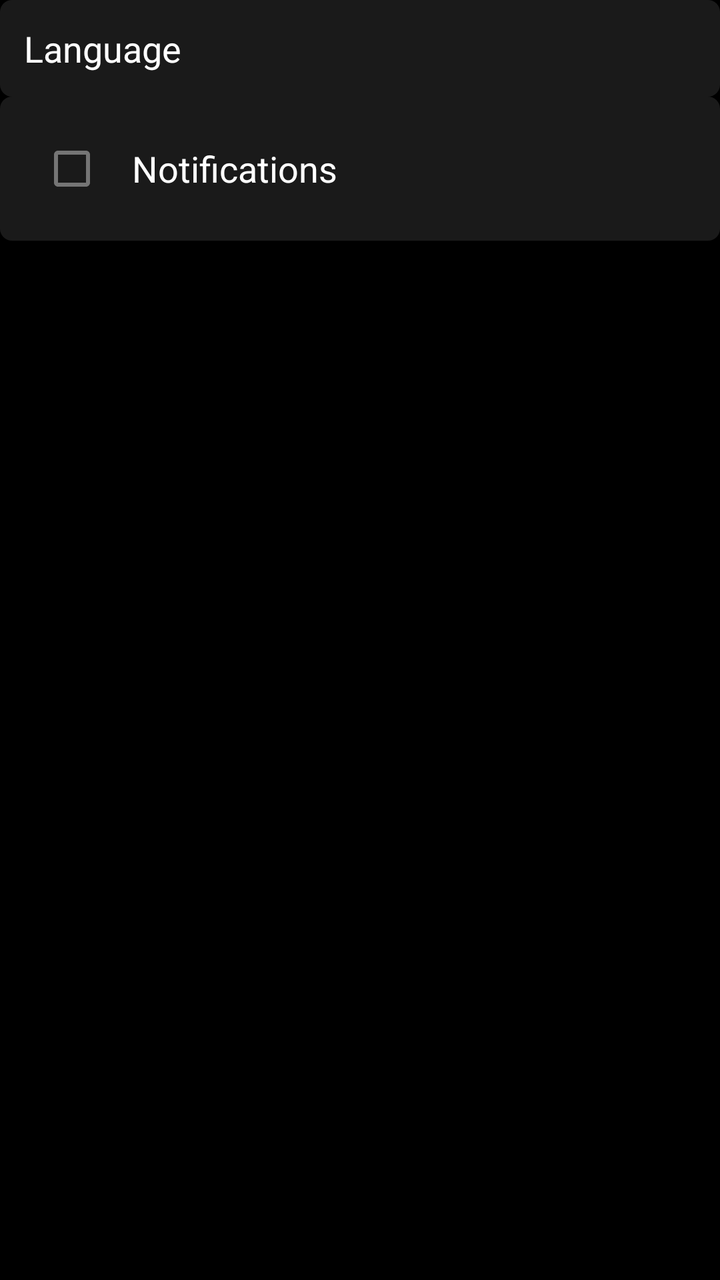
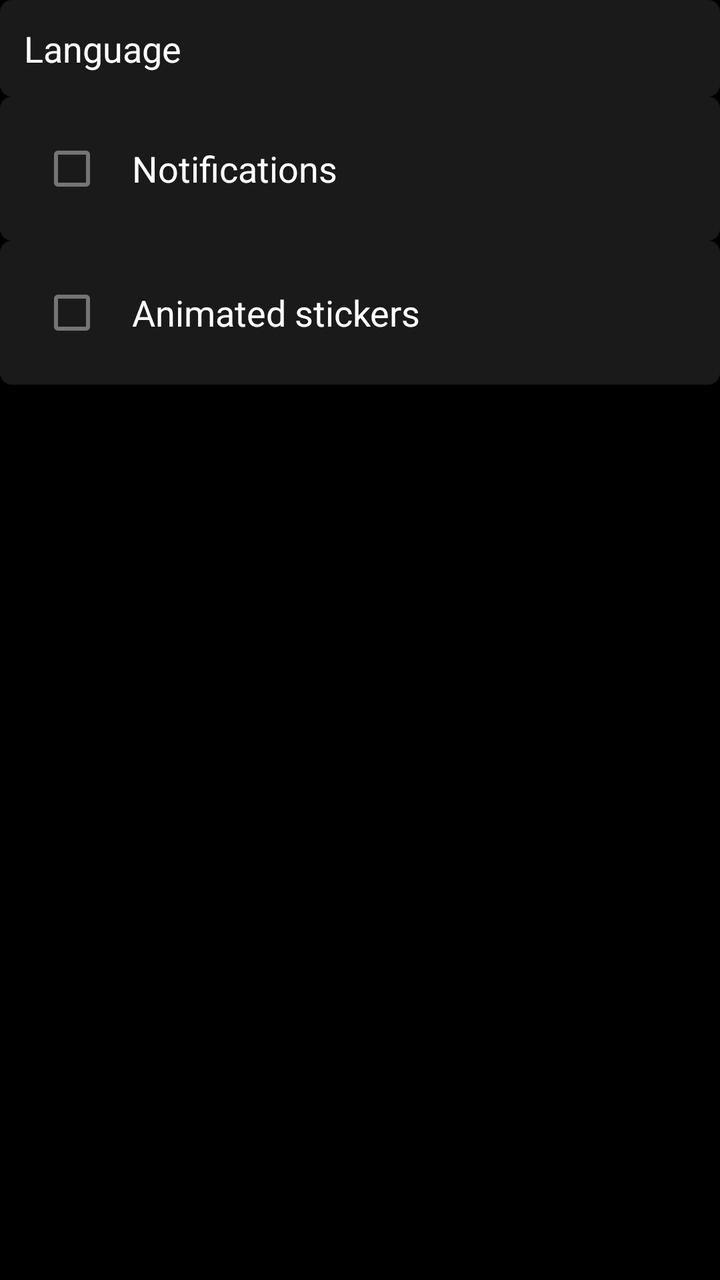

Two renders of the same Android screen: before a commit and after it. Below are the layout's source before the change and the commit's diff.
<!-- AndroidManifest.xml: fallback theme Theme.MaterialComponents.DayNight.NoActionBar -->
<!-- res/layout/ec_settings.xml -->
<?xml version="1.0" encoding="utf-8"?>
<LinearLayout xmlns:android="http://schemas.android.com/apk/res/android"
    android:orientation="vertical"
    android:layout_width="fill_parent"
    android:layout_height="fill_parent"
    android:background="@color/ec_window_bg">

    <LinearLayout android:id="@+id/ec_set_language"
        android:orientation="horizontal"
        android:layout_width="fill_parent"
        android:layout_height="wrap_content"
        android:padding="12.0dip"
        android:background="@drawable/ec_setting_bg"
        android:gravity="center_vertical"
        android:clickable="true"
        android:focusable="true">

        <TextView
            android:layout_width="0.0dip"
            android:layout_height="wrap_content"
            android:layout_weight="1.0"
            android:text="@string/ec_settings_language"
            android:textColor="@color/ec_text_primary"
            android:textAppearance="?android:textAppearanceMedium" />

        <TextView android:id="@+id/ec_set_language_value"
            android:layout_width="wrap_content"
            android:layout_height="wrap_content"
            android:textColor="@color/ec_text_secondary"
            android:textAppearance="?android:textAppearanceSmall" />
    </LinearLayout>

    <LinearLayout android:id="@+id/ec_set_notifications_row"
        android:orientation="horizontal"
        android:layout_width="fill_parent"
        android:layout_height="wrap_content"
        android:padding="12.0dip"
        android:background="@drawable/ec_setting_bg"
        android:gravity="center_vertical"
        android:clickable="true"
        android:focusable="true">

        <CheckBox android:id="@+id/ec_set_notifications"
            android:layout_width="wrap_content"
            android:layout_height="wrap_content"
            android:focusable="false"
            android:clickable="false" />

        <TextView
            android:layout_width="0.0dip"
            android:layout_height="wrap_content"
            android:layout_weight="1.0"
            android:paddingLeft="6.0dip"
            android:text="@string/ec_settings_notifications"
            android:textColor="@color/ec_text_primary"
            android:textAppearance="?android:textAppearanceMedium" />
    </LinearLayout>
</LinearLayout>
<!-- resources referenced by this layout -->
<resources>
  <color name="ec_text_primary">#ff000000</color>
  <color name="ec_text_secondary">#ff808080</color>
  <color name="ec_window_bg">#ffffffff</color>
  <!-- drawable ec_setting_bg (drawable) -->
  <?xml version="1.0" encoding="utf-8"?>
  <selector xmlns:android="http://schemas.android.com/apk/res/android">
      <item android:state_focused="true" android:drawable="@drawable/ec_row_focus" />
      <item android:state_pressed="true" android:drawable="@drawable/ec_row_focus" />
      <item android:drawable="@drawable/ec_item_bg" />
  </selector>
  <string name="ec_settings_language">Language</string>
  <string name="ec_settings_notifications">Notifications</string>
  <!-- drawable ec_row_focus (drawable) -->
  <?xml version="1.0" encoding="utf-8"?>
  <shape xmlns:android="http://schemas.android.com/apk/res/android"
      android:shape="rectangle">
      <solid android:color="@color/ec_focus" />
      <stroke android:width="2.0dip" android:color="#ffff9800" />
  </shape>
  <!-- drawable ec_item_bg (drawable) -->
  <?xml version="1.0" encoding="utf-8"?>
  <selector xmlns:android="http://schemas.android.com/apk/res/android">
      <item android:state_pressed="true" android:drawable="@drawable/im_bubble_pressed" />
      <item android:state_selected="true" android:drawable="@drawable/im_bubble_highlight" />
      <item android:drawable="@drawable/im_bubble_normal" />
  </selector>
  <color name="ec_focus">#66ff9800</color>
</resources>

<!-- the commit's change to res/layout/ec_settings.xml (unified diff, before → after) -->
@@ -55,4 +55,30 @@
             android:textColor="@color/ec_text_primary"
             android:textAppearance="?android:textAppearanceMedium" />
     </LinearLayout>
+
+    <LinearLayout android:id="@+id/ec_set_anim_row"
+        android:orientation="horizontal"
+        android:layout_width="fill_parent"
+        android:layout_height="wrap_content"
+        android:padding="12.0dip"
+        android:background="@drawable/ec_setting_bg"
+        android:gravity="center_vertical"
+        android:clickable="true"
+        android:focusable="true">
+
+        <CheckBox android:id="@+id/ec_set_anim"
+            android:layout_width="wrap_content"
+            android:layout_height="wrap_content"
+            android:focusable="false"
+            android:clickable="false" />
+
+        <TextView
+            android:layout_width="0.0dip"
+            android:layout_height="wrap_content"
+            android:layout_weight="1.0"
+            android:paddingLeft="6.0dip"
+            android:text="@string/ec_settings_animated_stickers"
+            android:textColor="@color/ec_text_primary"
+            android:textAppearance="?android:textAppearanceMedium" />
+    </LinearLayout>
 </LinearLayout>
<!-- resource entries referenced after the edit -->
@@ -10,6 +10,7 @@
       <item android:state_pressed="true" android:drawable="@drawable/ec_row_focus" />
       <item android:drawable="@drawable/ec_item_bg" />
   </selector>
+  <string name="ec_settings_animated_stickers">Animated stickers</string>
   <string name="ec_settings_language">Language</string>
   <string name="ec_settings_notifications">Notifications</string>
   <!-- drawable ec_row_focus (drawable) -->
